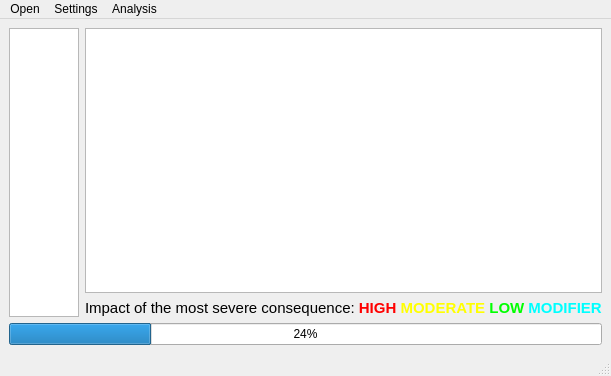
emilpaulitz/ProgrammierProjekt2019, file src/UglyVCF/mainwindow.ui: the form before one commit.
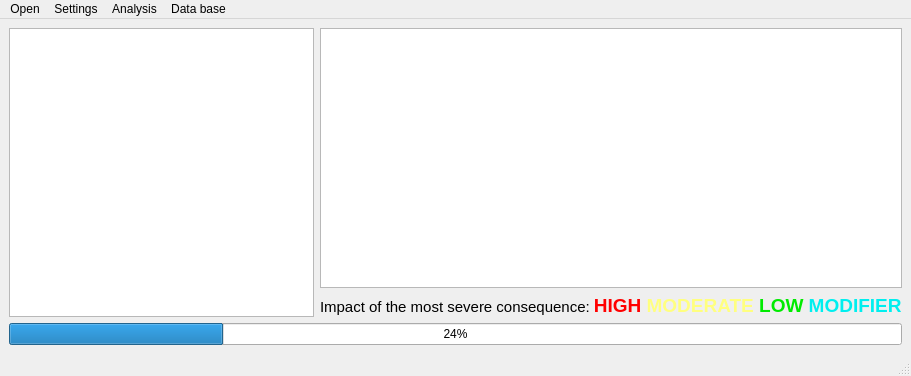
The form after the commit. Icons and pictures are not drawn.

Commit message: datenbanklöschfkt eingebaut und verbesserung legende

What changed in the file:
```diff
--- a/src/UglyVCF/mainwindow.ui
+++ b/src/UglyVCF/mainwindow.ui
@@ -6,13 +6,16 @@
    <rect>
     <x>0</x>
     <y>0</y>
-    <width>554</width>
+    <width>911</width>
     <height>376</height>
    </rect>
   </property>
   <property name="windowTitle">
    <string>MainWindow</string>
   </property>
+  <property name="autoFillBackground">
+   <bool>false</bool>
+  </property>
   <widget class="QWidget" name="centralwidget">
    <layout class="QGridLayout" name="gridLayout">
     <item row="0" column="1">
@@ -57,7 +60,7 @@
 &lt;html&gt;&lt;head&gt;&lt;meta name=&quot;qrichtext&quot; content=&quot;1&quot; /&gt;&lt;style type=&quot;text/css&quot;&gt;
 p, li { white-space: pre-wrap; }
 &lt;/style&gt;&lt;/head&gt;&lt;body style=&quot; font-family:'MS Shell Dlg 2'; font-size:6pt; font-weight:400; font-style:normal;&quot;&gt;
-&lt;p style=&quot; margin-top:0px; margin-bottom:0px; margin-left:0px; margin-right:0px; -qt-block-indent:0; text-indent:0px;&quot;&gt;&lt;span style=&quot; font-family:'MS Shell Dlg 2'; font-size:11pt;&quot;&gt;Impact of the most severe consequence: &lt;/span&gt;&lt;span style=&quot; font-family:'MS Shell Dlg 2'; font-size:11pt; font-weight:600; color:#ff0000;&quot;&gt;HIGH &lt;/span&gt;&lt;span style=&quot; font-family:'MS Shell Dlg 2'; font-size:11pt; font-weight:600; color:#ffff00;&quot;&gt;MODERATE &lt;/span&gt;&lt;span style=&quot; font-family:'MS Shell Dlg 2'; font-size:11pt; font-weight:600; color:#00ff00;&quot;&gt;LOW&lt;/span&gt;&lt;span style=&quot; font-family:'MS Shell Dlg 2'; font-size:11pt; font-weight:600; color:#aaff00;&quot;&gt; &lt;/span&gt;&lt;span style=&quot; font-family:'MS Shell Dlg 2'; font-size:11pt; font-weight:600; color:#00ffff;&quot;&gt;MODIFIER&lt;/span&gt;&lt;/p&gt;&lt;/body&gt;&lt;/html&gt;</string>
+&lt;p style=&quot; margin-top:0px; margin-bottom:0px; margin-left:0px; margin-right:0px; -qt-block-indent:0; text-indent:0px;&quot;&gt;&lt;span style=&quot; font-family:'MS Shell Dlg 2'; font-size:11pt;&quot;&gt;Impact of the most severe consequence: &lt;/span&gt;&lt;span style=&quot; font-family:'MS Shell Dlg 2'; font-size:14pt; font-weight:600; color:#ff0000;&quot;&gt;HIGH &lt;/span&gt;&lt;span style=&quot; font-family:'MS Shell Dlg 2'; font-size:14pt; font-weight:600; color:#ffff7f;&quot;&gt;MODERATE&lt;/span&gt;&lt;span style=&quot; font-family:'MS Shell Dlg 2'; font-size:14pt; font-weight:600; color:#ffff00;&quot;&gt; &lt;/span&gt;&lt;span style=&quot; font-family:'MS Shell Dlg 2'; font-size:14pt; font-weight:600; color:#00eb00;&quot;&gt;LOW&lt;/span&gt;&lt;span style=&quot; font-family:'MS Shell Dlg 2'; font-size:14pt; font-weight:600; color:#aaff00;&quot;&gt; &lt;/span&gt;&lt;span style=&quot; font-family:'MS Shell Dlg 2'; font-size:14pt; font-weight:600; color:#00efef;&quot;&gt;MODIFIER&lt;/span&gt;&lt;/p&gt;&lt;/body&gt;&lt;/html&gt;</string>
       </property>
      </widget>
     </item>
@@ -68,7 +71,7 @@
     <rect>
      <x>0</x>
      <y>0</y>
-     <width>554</width>
+     <width>911</width>
      <height>30</height>
     </rect>
    </property>
@@ -96,9 +99,17 @@
     <addaction name="separator"/>
     <addaction name="actionFilter_by_Frequency"/>
    </widget>
+   <widget class="QMenu" name="menuData_base">
+    <property name="title">
+     <string>Data base</string>
+    </property>
+    <addaction name="actionDelete_current_annotation"/>
+    <addaction name="actionDelete_all_annotations"/>
+   </widget>
    <addaction name="menuOpen"/>
    <addaction name="menuSettings"/>
    <addaction name="menuAnalysis"/>
+   <addaction name="menuData_base"/>
   </widget>
   <widget class="QStatusBar" name="statusbar"/>
   <action name="actionVCF_file">
```
Left out of the diff: 13 changed lines with no effect on the pictures. The commit also changes 2 other files.
